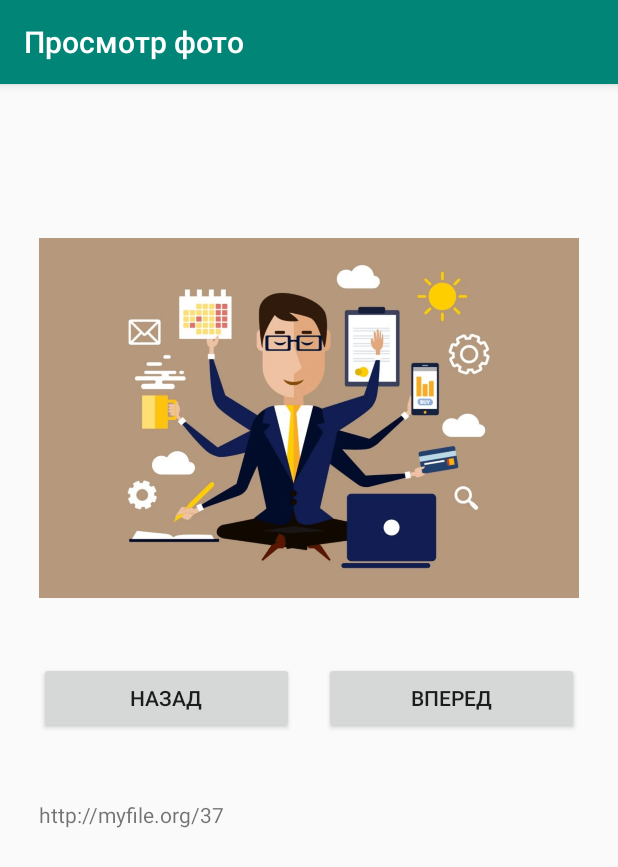
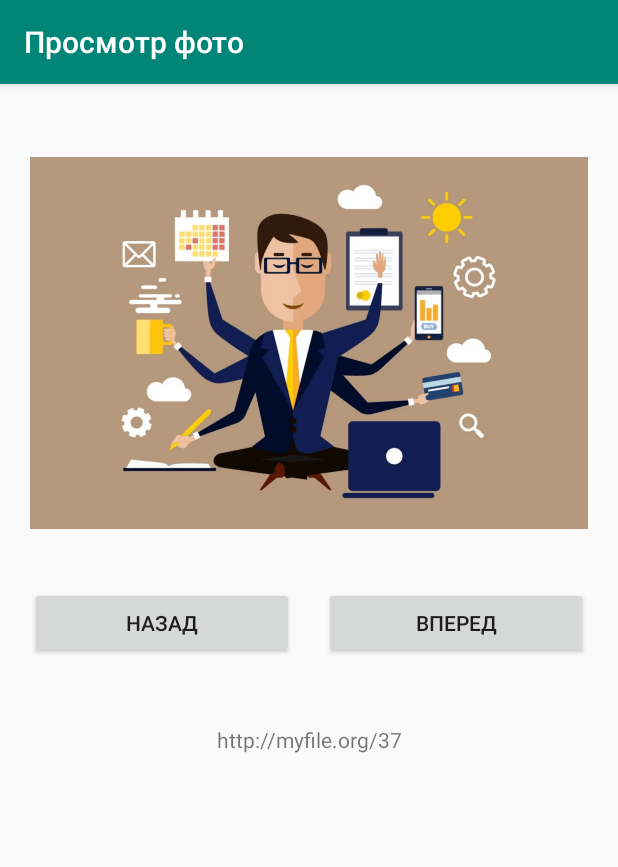
Before and after one commit to vadimarsh/AndroidArshinsky.2.2, an Android app: the screen it shows after launch (MainActivity), on a phone screen of 412 x 824 dp. Shown: the top 867 px of the screen. Run offline under Robolectric (Android 15) with nearby library versions, the phone set to English and light mode, and no system bars.

Commit message:
Fix margin for ConstraintLayout and alligment of textView

```diff
--- a/app/src/main/res/layout/activity_main.xml
+++ b/app/src/main/res/layout/activity_main.xml
@@ -8,19 +8,19 @@
 
     <LinearLayout
         android:id="@+id/linearLayout"
-        android:layout_width="360dp"
-        android:layout_height="656dp"
-        android:layout_marginStart="10dp"
-        android:layout_marginTop="70dp"
-        android:layout_marginEnd="10dp"
-        android:layout_marginBottom="10dp"
+        android:layout_width="0dp"
+        android:layout_height="0dp"
+        android:layout_marginStart="20dp"
+        android:layout_marginTop="20dp"
+        android:layout_marginEnd="20dp"
+        android:layout_marginBottom="32dp"
         android:orientation="vertical"
         app:layout_constraintBottom_toBottomOf="parent"
         app:layout_constraintEnd_toEndOf="parent"
-        app:layout_constraintHorizontal_bias="0.49"
+        app:layout_constraintHorizontal_bias="0.76"
         app:layout_constraintStart_toStartOf="parent"
         app:layout_constraintTop_toTopOf="parent"
-        app:layout_constraintVertical_bias="0.0">
+        app:layout_constraintVertical_bias="0.113">
 
         <ImageView
             android:id="@+id/imageView"
@@ -57,6 +57,7 @@
             android:id="@+id/textView"
             android:layout_width="match_parent"
             android:layout_height="wrap_content"
-            android:text="@string/textLink" />
+            android:text="@string/textLink"
+            android:textAlignment="center" />
     </LinearLayout>
 </androidx.constraintlayout.widget.ConstraintLayout>
```
